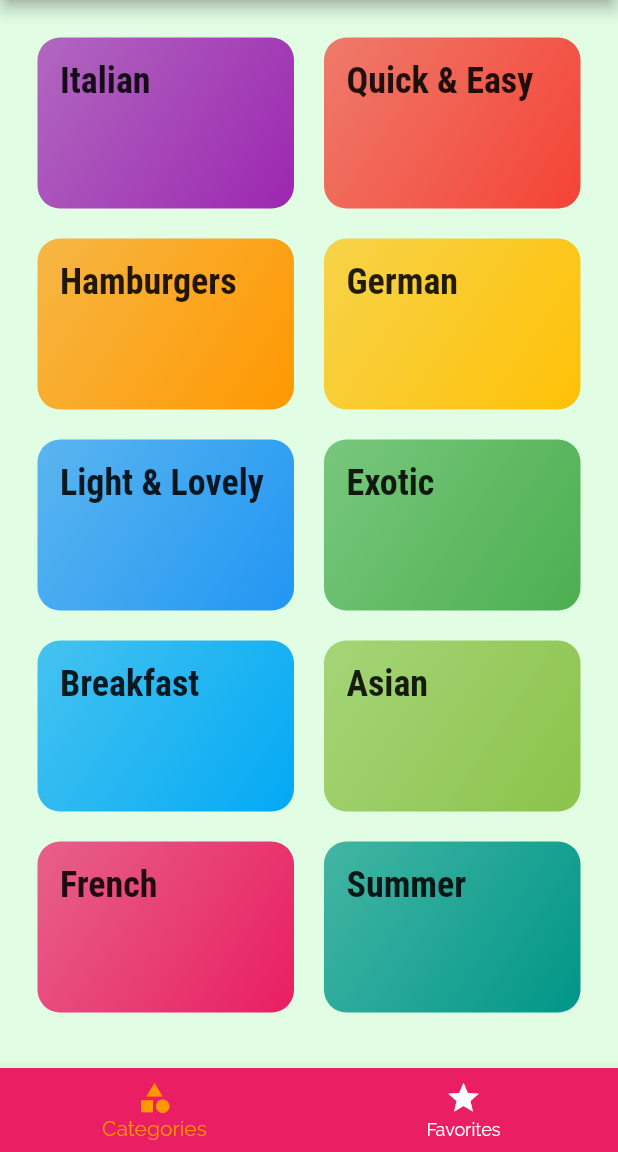
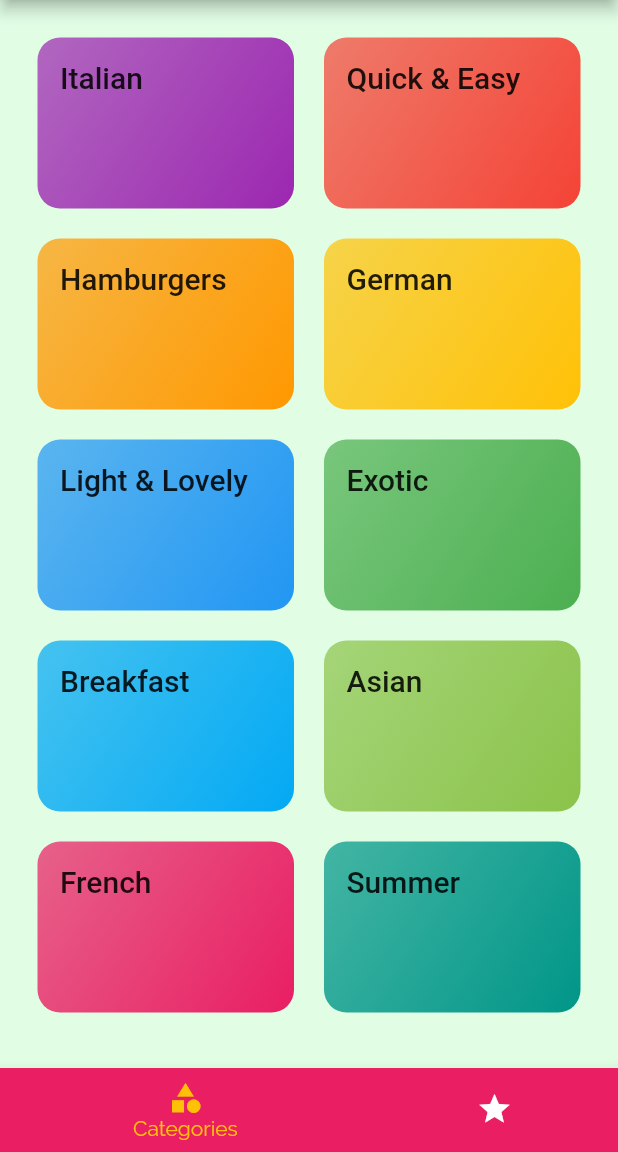
Before and after one commit to Punlork/mealapp, a Flutter app: the screen it shows after launch, in the side drawer, after a tap on "Meals", on a phone screen of 412 x 824 dp, the part 84-1236 px from its top. Run offline on Flutter 3.47's test engine with Material 2 defaults, Android fonts, the phone set to English and light mode, and no system bars.

```diff
--- a/lib/main.dart
+++ b/lib/main.dart
@@ -2,47 +2,119 @@
 
 import 'package:flutter/material.dart';
 
-import 'screens/home_page.dart';
-import 'screens/filter_page.dart';
-import 'screens/category_meal_screen.dart';
+import './data/dumy_data.dart';
+import './screens/Tabs_screen.dart';
+import './screens/meal_detail_screen.dart';
+import './screens/home_page.dart';
+import './screens/filter_page.dart';
+import './screens/category_meal_screen.dart';
+import './models/meal.dart';
 
 void main() => runApp(MyApp());
 
-class MyApp extends StatelessWidget {
-  final routes = <String, WidgetBuilder>{
-    HomePage.tag: (context) => HomePage(),
-    FilterPage.tag: (context) => FilterPage(),
-    CategoryMealScreen.tag: (context) => CategoryMealScreen(),
+class MyApp extends StatefulWidget {
+  @override
+  State<MyApp> createState() => _MyAppState();
+}
+
+class _MyAppState extends State<MyApp> {
+  Map<String, bool> _filters = {
+    'gluten': false,
+    'lactose': false,
+    'vegan': false,
+    'vegetarian': false,
   };
+
+  List<Meal> _availableMeals = DUMMY_MEALS;
+  final List<Meal> _favoritedMeals = [];
+
+  void _setFilters(Map<String, bool> filterData) {
+    setState(() {
+      _filters = filterData;
+
+      _availableMeals = DUMMY_MEALS.where(
+        (meal) {
+          if (_filters['gluten'] && !meal.isGlutenFree) {
+            return false;
+          }
+          if (_filters['lactose'] && !meal.isLactoseFree) {
+            return false;
+          }
+          if (_filters['vegan'] && !meal.isVegan) {
+            return false;
+          }
+          if (_filters['vegetarian'] && !meal.isVegetarian) {
+            return false;
+          }
+          return true;
+        },
+      ).toList();
+    });
+  }
+
+  void _toggleFavorite(String mealId) {
+    final existingIndex =
+        _favoritedMeals.indexWhere((meal) => meal.id == mealId);
+    if (existingIndex >= 0) {
+      setState(() {
+        _favoritedMeals.removeAt(existingIndex);
+      });
+    } else {
+      setState(() {
+        _favoritedMeals.add(
+          DUMMY_MEALS.firstWhere((meal) => meal.id == mealId),
+        );
+      });
+    }
+  }
+
+  bool _isMealFavorite(String id) {
+    return _favoritedMeals.any(
+      (meal) => meal.id == id,
+    );
+  }
 
   @override
   Widget build(BuildContext context) {
     const String _category = 'Categories';
 
+    final routes = <String, WidgetBuilder>{
+      TabsScreen.tag: (context) => TabsScreen(_favoritedMeals),
+      FilterPage.tag: (context) => FilterPage(_filters, _setFilters),
+      CategoryMealScreen.tag: (context) => CategoryMealScreen(_availableMeals),
+      MealDetailScreen.tag: (context) =>
+          MealDetailScreen(_toggleFavorite, _isMealFavorite),
+    };
+
     return MaterialApp(
       title: _category,
       theme: ThemeData(
-        primaryColor: Colors.pink,
+        primarySwatch: Colors.pink,
         accentColor: Colors.amber,
         canvasColor: const Color.fromRGBO(225, 254, 229, 1),
         fontFamily: 'Raleway',
         textTheme: ThemeData.light().textTheme.copyWith(
+              bodyText1: const TextStyle(
+                color: Color.fromRGBO(20, 51, 51, 1),
+              ),
               bodyText2: const TextStyle(
                 color: Color.fromRGBO(20, 51, 51, 1),
               ),
-              bodyText1: const TextStyle(
-                color: Color.fromRGBO(20, 51, 51, 1),
-              ),
-              headline6: const TextStyle(
+              headline5: const TextStyle(
                 fontSize: 24,
                 fontFamily: 'RobotoCondensed',
                 fontWeight: FontWeight.bold,
               ),
             ),
       ),
-      home: HomePage(),
+      home: TabsScreen(_favoritedMeals),
       debugShowCheckedModeBanner: false,
       routes: routes,
+      onUnknownRoute: (settings) {
+        return MaterialPageRoute(
+          builder: (ctx) => HomePage(),
+        );
+      },
     );
   }
 }
--- /dev/null
+++ b/lib/screens/Tabs_screen.dart
@@ -0,0 +1,82 @@
+// ignore_for_file: use_key_in_widget_constructors, file_names, deprecated_member_use
+
+import 'package:flutter/material.dart';
+import 'package:mealapp/models/meal.dart';
+
+import '../widgets/drawer.dart';
+import './home_page.dart';
+import './favorite_screen.dart';
+import '../models/meal.dart';
+
+class TabsScreen extends StatefulWidget {
+  static String tag = 'tabsScreen-tag';
+
+  final List<Meal> favoriteMeals;
+
+  const TabsScreen(this.favoriteMeals);
+
+  @override
+  _TabsScreenState createState() => _TabsScreenState();
+}
+
+class _TabsScreenState extends State<TabsScreen> {
+  List<Map<String, Object>> _pages;
+
+  int _selectedPageIndex = 0;
+
+  @override
+  void initState() {
+    _pages = [
+      {
+        'pages': HomePage(),
+        'title': 'Categories',
+      },
+      {
+        'pages': FavoriteScreen(widget.favoriteMeals),
+        'title': 'Favorites',
+      }
+    ];
+    super.initState();
+  }
+
+  void _selectedPage(int index) {
+    setState(() {
+      _selectedPageIndex = index;
+    });
+  }
+
+  @override
+  Widget build(BuildContext context) {
+    return Scaffold(
+      appBar: AppBar(
+        title: Text(_pages[_selectedPageIndex]['title']),
+      ),
+      drawer: DrawerList(),
+      body: _pages[_selectedPageIndex]['pages'],
+      bottomNavigationBar: BottomNavigationBar(
+        onTap: _selectedPage,
+        backgroundColor: Theme.of(context).primaryColor,
+        selectedItemColor: Theme.of(context).accentColor,
+        unselectedItemColor: Colors.white,
+        currentIndex: _selectedPageIndex,
+        type: BottomNavigationBarType.shifting,
+        items: <BottomNavigationBarItem>[
+          BottomNavigationBarItem(
+            backgroundColor: Theme.of(context).primaryColor,
+            icon: const Icon(
+              Icons.category,
+            ),
+            label: 'Categories',
+          ),
+          BottomNavigationBarItem(
+            backgroundColor: Theme.of(context).primaryColor,
+            icon: const Icon(
+              Icons.star,
+            ),
+            label: 'Favorites',
+          ),
+        ],
+      ),
+    );
+  }
+}
--- a/lib/screens/home_page.dart
+++ b/lib/screens/home_page.dart
@@ -2,7 +2,6 @@
 
 import 'package:flutter/material.dart';
 
-import '../widgets/drawer.dart';
 import '../data/dumy_data.dart';
 import '../widgets/categories_item.dart';
 
@@ -31,12 +30,7 @@ class HomePage extends StatelessWidget {
 
   @override
   Widget build(BuildContext context) {
-    return Scaffold(
-      appBar: AppBar(
-        title: const Text('Categories'),
-      ),
-      drawer: DrawerList(),
-      body: GridView(
+    return GridView(
       padding: const EdgeInsets.all(25),
       gridDelegate: const SliverGridDelegateWithMaxCrossAxisExtent(
         maxCrossAxisExtent: 200,
@@ -53,8 +47,6 @@ class HomePage extends StatelessWidget {
             ),
           )
           .toList(),
-      ),
-      bottomNavigationBar: buttomNavi,
     );
   }
 }
--- a/lib/widgets/drawer.dart
+++ b/lib/widgets/drawer.dart
@@ -1,20 +1,40 @@
-// ignore_for_file: use_key_in_widget_constructors
+// ignore_for_file: use_key_in_widget_constructors, deprecated_member_use
 
 import 'package:flutter/material.dart';
+import 'package:mealapp/screens/Tabs_screen.dart';
 
 import '../screens/filter_page.dart';
-import '../screens/home_page.dart';
 
 class DrawerList extends StatelessWidget {
+  Widget buildListTile(IconData icons, String title, Function taphandler) {
+    return ListTile(
+      leading: Icon(
+        icons,
+      ),
+      title: Text(
+        title,
+        style: const TextStyle(
+          fontWeight: FontWeight.bold,
+          fontSize: 24,
+          fontFamily: 'RobotoCondensed',
+        ),
+      ),
+      onTap: taphandler,
+    );
+  }
+
   @override
   Widget build(BuildContext context) {
     return Drawer(
       child: ListView(
         padding: EdgeInsets.zero,
         children: [
-          DrawerHeader(
+          SizedBox(
+            height: 150,
+            width: double.infinity,
+            child: DrawerHeader(
               decoration: BoxDecoration(
-              color: Colors.yellow.shade800,
+                color: Theme.of(context).accentColor,
               ),
               child: Text(
                 'Cooking Up!',
@@ -26,31 +46,20 @@ class DrawerList extends StatelessWidget {
                 ),
               ),
             ),
-          ListTile(
-            leading: const Icon(Icons.emoji_food_beverage),
-            title: const Text(
+          ),
+          buildListTile(
+            Icons.restaurant,
             'Meals',
-              style: TextStyle(
-                fontWeight: FontWeight.bold,
-                fontSize: 20,
+            () => Navigator.of(context).pushReplacementNamed(
+              TabsScreen.tag,
             ),
           ),
-            onTap: () {
-              Navigator.of(context).pushNamed(HomePage.tag);
-            },
+          buildListTile(
+            Icons.settings,
+            'Filters',
+            () => Navigator.of(context).pushReplacementNamed(
+              FilterPage.tag,
             ),
-          ListTile(
-            leading: const Icon(Icons.settings),
-            title: const Text(
-              'Filters',
-              style: TextStyle(
-                fontWeight: FontWeight.bold,
-                fontSize: 20,
-              ),
-            ),
-            onTap: () {
-              Navigator.of(context).pushNamed(FilterPage.tag);
-            },
           ),
         ],
       ),
```
Also changed, not shown: lib/screens/category_meal_screen.dart (+45 -20 lines), lib/screens/favorite_screen.dart (added, +36 -0 lines), lib/screens/filter_page.dart (+76 -43 lines), lib/screens/meal_detail_screen.dart (added, +129 -0 lines), lib/widgets/meal_item.dart (+19 -3 lines). Lines whose indentation alone changed are shown as unchanged.
